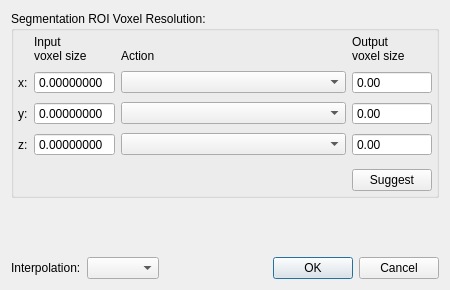
Above: GUI/Qt/Windows/ResampleDialog.ui from pyushkevich/itksnap before the change. Below: the same form after it.
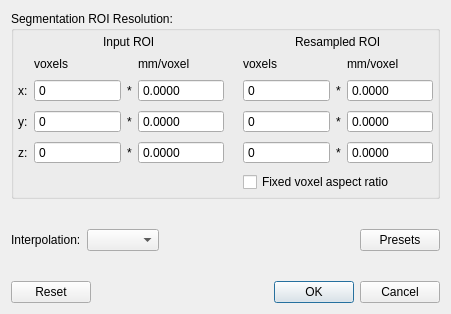
That is the form after the change. Icons and pictures are not drawn.

Commit message: Added a functional resample image dialog

```diff
--- a/GUI/Qt/Windows/ResampleDialog.ui
+++ b/GUI/Qt/Windows/ResampleDialog.ui
@@ -6,8 +6,8 @@
    <rect>
     <x>0</x>
     <y>0</y>
-    <width>450</width>
-    <height>290</height>
+    <width>451</width>
+    <height>314</height>
    </rect>
   </property>
   <property name="windowTitle">
@@ -17,7 +17,7 @@
    <item>
     <widget class="QGroupBox" name="groupBox">
      <property name="title">
-      <string>Segmentation ROI Voxel Resolution:</string>
+      <string>Segmentation ROI Resolution:</string>
      </property>
      <layout class="QVBoxLayout" name="verticalLayout_2">
       <property name="margin">
@@ -25,7 +25,7 @@
       </property>
       <item>
        <widget class="QWidget" name="widget" native="true">
-        <layout class="QGridLayout" name="gridLayout" columnstretch="0,0,1,0">
+        <layout class="QGridLayout" name="gridLayout" columnstretch="0,1,0,1,0,1,0,1">
          <property name="horizontalSpacing">
           <number>6</number>
          </property>
@@ -35,8 +35,8 @@
          <property name="margin">
           <number>4</number>
          </property>
-         <item row="2" column="1">
-          <widget class="QDoubleSpinBox" name="outInputY">
+         <item row="4" column="3">
+          <widget class="QDoubleSpinBox" name="outInputZvox">
            <property name="focusPolicy">
             <enum>Qt::NoFocus</enum>
            </property>
@@ -47,183 +47,292 @@
             <enum>QAbstractSpinBox::NoButtons</enum>
            </property>
            <property name="decimals">
-            <number>8</number>
+            <number>4</number>
+           </property>
+          </widget>
+         </item>
+         <item row="2" column="0">
+          <widget class="QLabel" name="label_4">
+           <property name="text">
+            <string>x:</string>
+           </property>
+          </widget>
+         </item>
+         <item row="3" column="0">
+          <widget class="QLabel" name="label_5">
+           <property name="text">
+            <string>y:</string>
+           </property>
+          </widget>
+         </item>
+         <item row="4" column="0">
+          <widget class="QLabel" name="label_6">
+           <property name="text">
+            <string>z:</string>
+           </property>
+          </widget>
+         </item>
+         <item row="3" column="7">
+          <widget class="QDoubleSpinBox" name="inOutVoxelYvox">
+           <property name="focusPolicy">
+            <enum>Qt::WheelFocus</enum>
+           </property>
+           <property name="buttonSymbols">
+            <enum>QAbstractSpinBox::NoButtons</enum>
+           </property>
+           <property name="keyboardTracking">
+            <bool>false</bool>
+           </property>
+           <property name="decimals">
+            <number>4</number>
+           </property>
+          </widget>
+         </item>
+         <item row="1" column="5">
+          <widget class="QLabel" name="label_10">
+           <property name="text">
+            <string>voxels</string>
+           </property>
+          </widget>
+         </item>
+         <item row="3" column="4" alignment="Qt::AlignHCenter">
+          <widget class="QLabel" name="label">
+           <property name="text">
+            <string/>
+           </property>
+           <property name="pixmap">
+            <pixmap resource="../Resources/SNAPResources.qrc">:/root/media-playback-start-4.png</pixmap>
+           </property>
+          </widget>
+         </item>
+         <item row="3" column="3">
+          <widget class="QDoubleSpinBox" name="outInputYvox">
+           <property name="focusPolicy">
+            <enum>Qt::NoFocus</enum>
+           </property>
+           <property name="readOnly">
+            <bool>true</bool>
+           </property>
+           <property name="buttonSymbols">
+            <enum>QAbstractSpinBox::NoButtons</enum>
+           </property>
+           <property name="decimals">
+            <number>4</number>
+           </property>
+          </widget>
+         </item>
+         <item row="0" column="1" colspan="3" alignment="Qt::AlignHCenter">
+          <widget class="QLabel" name="label_12">
+           <property name="text">
+            <string>Input ROI</string>
+           </property>
+          </widget>
+         </item>
+         <item row="2" column="7">
+          <widget class="QDoubleSpinBox" name="inOutVoxelXvox">
+           <property name="focusPolicy">
+            <enum>Qt::WheelFocus</enum>
+           </property>
+           <property name="buttonSymbols">
+            <enum>QAbstractSpinBox::NoButtons</enum>
+           </property>
+           <property name="keyboardTracking">
+            <bool>false</bool>
+           </property>
+           <property name="decimals">
+            <number>4</number>
+           </property>
+          </widget>
+         </item>
+         <item row="1" column="7">
+          <widget class="QLabel" name="label_11">
+           <property name="text">
+            <string>mm/voxel</string>
+           </property>
+          </widget>
+         </item>
+         <item row="4" column="7">
+          <widget class="QDoubleSpinBox" name="inOutVoxelZvox">
+           <property name="focusPolicy">
+            <enum>Qt::WheelFocus</enum>
+           </property>
+           <property name="buttonSymbols">
+            <enum>QAbstractSpinBox::NoButtons</enum>
+           </property>
+           <property name="keyboardTracking">
+            <bool>false</bool>
+           </property>
+           <property name="decimals">
+            <number>4</number>
            </property>
           </widget>
          </item>
          <item row="2" column="2">
-          <widget class="QComboBox" name="inActionY"/>
-         </item>
-         <item row="0" column="3">
           <widget class="QLabel" name="label_2">
-           <property name="minimumSize">
-            <size>
-             <width>80</width>
-             <height>0</height>
-            </size>
-           </property>
-           <property name="maximumSize">
-            <size>
-             <width>80</width>
-             <height>16777215</height>
-            </size>
-           </property>
            <property name="text">
-            <string>Output
-voxel size</string>
+            <string>*</string>
            </property>
-           <property name="alignment">
-            <set>Qt::AlignBottom|Qt::AlignLeading|Qt::AlignLeft</set>
-           </property>
-           <property name="wordWrap">
-            <bool>true</bool>
+          </widget>
+         </item>
+         <item row="1" column="3">
+          <widget class="QLabel" name="label_9">
+           <property name="text">
+            <string>mm/voxel</string>
            </property>
           </widget>
          </item>
          <item row="1" column="1">
-          <widget class="QDoubleSpinBox" name="outInputX">
-           <property name="focusPolicy">
-            <enum>Qt::NoFocus</enum>
+          <widget class="QLabel" name="label_8">
+           <property name="text">
+            <string>voxels</string>
            </property>
-           <property name="readOnly">
-            <bool>true</bool>
-           </property>
-           <property name="buttonSymbols">
-            <enum>QAbstractSpinBox::NoButtons</enum>
-           </property>
-           <property name="decimals">
-            <number>8</number>
-           </property>
           </widget>
          </item>
-         <item row="3" column="3">
-          <widget class="QDoubleSpinBox" name="inOutVoxelZ">
-           <property name="buttonSymbols">
-            <enum>QAbstractSpinBox::NoButtons</enum>
+         <item row="0" column="5" colspan="3" alignment="Qt::AlignHCenter">
+          <widget class="QLabel" name="label_13">
+           <property name="text">
+            <string>Resampled ROI</string>
            </property>
           </widget>
          </item>
-         <item row="2" column="3">
-          <widget class="QDoubleSpinBox" name="inOutVoxelY">
-           <property name="buttonSymbols">
-            <enum>QAbstractSpinBox::NoButtons</enum>
-           </property>
-          </widget>
-         </item>
-         <item row="3" column="1">
-          <widget class="QDoubleSpinBox" name="outInputZ">
-           <property name="focusPolicy">
-            <enum>Qt::NoFocus</enum>
-           </property>
-           <property name="readOnly">
-            <bool>true</bool>
-           </property>
-           <property name="buttonSymbols">
-            <enum>QAbstractSpinBox::NoButtons</enum>
-           </property>
-           <property name="decimals">
-            <number>8</number>
-           </property>
-          </widget>
-         </item>
-         <item row="3" column="2">
-          <widget class="QComboBox" name="inActionZ"/>
-         </item>
-         <item row="0" column="2">
+         <item row="2" column="6">
           <widget class="QLabel" name="label_3">
            <property name="text">
-            <string>Action</string>
+            <string>*</string>
            </property>
-           <property name="alignment">
-            <set>Qt::AlignBottom|Qt::AlignLeading|Qt::AlignLeft</set>
+          </widget>
+         </item>
+         <item row="3" column="2">
+          <widget class="QLabel" name="label_14">
+           <property name="text">
+            <string>*</string>
            </property>
-           <property name="wordWrap">
-            <bool>true</bool>
+          </widget>
+         </item>
+         <item row="4" column="2">
+          <widget class="QLabel" name="label_15">
+           <property name="text">
+            <string>*</string>
            </property>
           </widget>
          </item>
-         <item row="0" column="1">
-          <widget class="QLabel" name="label">
-           <property name="minimumSize">
-            <size>
-             <width>80</width>
-             <height>0</height>
-            </size>
+         <item row="3" column="6">
+          <widget class="QLabel" name="label_16">
+           <property name="text">
+            <string>*</string>
            </property>
-           <property name="maximumSize">
-            <size>
-             <width>80</width>
-             <height>16777215</height>
-            </size>
+          </widget>
+         </item>
+         <item row="4" column="6">
+          <widget class="QLabel" name="label_17">
+           <property name="text">
+            <string>*</string>
            </property>
+          </widget>
+         </item>
+         <item row="5" column="5" colspan="3">
+          <widget class="QCheckBox" name="chkAspect">
            <property name="text">
-            <string>Input 
-voxel size</string>
+            <string>Fixed voxel aspect ratio</string>
            </property>
-           <property name="alignment">
-            <set>Qt::AlignBottom|Qt::AlignLeading|Qt::AlignLeft</set>
+          </widget>
+         </item>
+         <item row="2" column="1">
+          <widget class="QSpinBox" name="outInputXsize">
+           <property name="focusPolicy">
+            <enum>Qt::NoFocus</enum>
            </property>
-           <property name="wordWrap">
+           <property name="readOnly">
             <bool>true</bool>
            </property>
+           <property name="buttonSymbols">
+            <enum>QAbstractSpinBox::NoButtons</enum>
+           </property>
+           <property name="maximum">
+            <number>99999</number>
+           </property>
           </widget>
          </item>
-         <item row="1" column="2">
-          <widget class="QComboBox" name="inActionX"/>
+         <item row="3" column="1">
+          <widget class="QSpinBox" name="outInputYsize">
+           <property name="focusPolicy">
+            <enum>Qt::NoFocus</enum>
+           </property>
+           <property name="readOnly">
+            <bool>true</bool>
+           </property>
+           <property name="buttonSymbols">
+            <enum>QAbstractSpinBox::NoButtons</enum>
+           </property>
+           <property name="maximum">
+            <number>99999</number>
+           </property>
+          </widget>
          </item>
-         <item row="1" column="3">
-          <widget class="QDoubleSpinBox" name="inOutVoxelX">
+         <item row="2" column="3">
+          <widget class="QDoubleSpinBox" name="outInputXvox">
+           <property name="focusPolicy">
+            <enum>Qt::NoFocus</enum>
+           </property>
+           <property name="readOnly">
+            <bool>true</bool>
+           </property>
+           <property name="buttonSymbols">
+            <enum>QAbstractSpinBox::NoButtons</enum>
+           </property>
+           <property name="decimals">
+            <number>4</number>
+           </property>
+          </widget>
+         </item>
+         <item row="4" column="5">
+          <widget class="QSpinBox" name="inOutVoxelZsize">
+           <property name="buttonSymbols">
+            <enum>QAbstractSpinBox::NoButtons</enum>
+           </property>
+           <property name="keyboardTracking">
+            <bool>false</bool>
+           </property>
+          </widget>
+         </item>
+         <item row="3" column="5">
+          <widget class="QSpinBox" name="inOutVoxelYsize">
+           <property name="buttonSymbols">
+            <enum>QAbstractSpinBox::NoButtons</enum>
+           </property>
+           <property name="keyboardTracking">
+            <bool>false</bool>
+           </property>
+          </widget>
+         </item>
+         <item row="2" column="5">
+          <widget class="QSpinBox" name="inOutVoxelXsize">
            <property name="focusPolicy">
             <enum>Qt::WheelFocus</enum>
            </property>
            <property name="buttonSymbols">
             <enum>QAbstractSpinBox::NoButtons</enum>
            </property>
-          </widget>
-         </item>
-         <item row="5" column="3">
-          <widget class="QPushButton" name="btnAuto">
-           <property name="text">
-            <string>Suggest</string>
+           <property name="keyboardTracking">
+            <bool>false</bool>
            </property>
           </widget>
          </item>
-         <item row="3" column="0">
-          <widget class="QLabel" name="label_6">
-           <property name="text">
-            <string>z:</string>
+         <item row="4" column="1">
+          <widget class="QSpinBox" name="outInputZsize">
+           <property name="focusPolicy">
+            <enum>Qt::NoFocus</enum>
            </property>
-          </widget>
-         </item>
-         <item row="2" column="0">
-          <widget class="QLabel" name="label_5">
-           <property name="text">
-            <string>y:</string>
+           <property name="readOnly">
+            <bool>true</bool>
            </property>
-          </widget>
-         </item>
-         <item row="1" column="0">
-          <widget class="QLabel" name="label_4">
-           <property name="text">
-            <string>x:</string>
+           <property name="buttonSymbols">
+            <enum>QAbstractSpinBox::NoButtons</enum>
            </property>
-          </widget>
-         </item>
-         <item row="4" column="3">
-          <spacer name="verticalSpacer">
-           <property name="orientation">
-            <enum>Qt::Vertical</enum>
+           <property name="maximum">
+            <number>99999</number>
            </property>
-           <property name="sizeType">
-            <enum>QSizePolicy::Fixed</enum>
-           </property>
-           <property name="sizeHint" stdset="0">
-            <size>
-             <width>20</width>
-             <height>5</height>
-            </size>
-           </property>
-          </spacer>
+          </widget>
          </item>
         </layout>
        </widget>
@@ -244,29 +353,71 @@
      </property>
     </spacer>
    </item>
+   <item>
+    <widget class="QWidget" name="widget_3" native="true">
+     <layout class="QHBoxLayout" name="horizontalLayout_2">
+      <property name="margin">
+       <number>0</number>
+      </property>
+      <item>
+       <widget class="QLabel" name="label_18">
+        <property name="text">
+         <string>Interpolation:</string>
+        </property>
+       </widget>
+      </item>
+      <item>
+       <widget class="QComboBox" name="inInterpolationMode"/>
+      </item>
+      <item>
+       <spacer name="horizontalSpacer">
+        <property name="orientation">
+         <enum>Qt::Horizontal</enum>
+        </property>
+        <property name="sizeHint" stdset="0">
+         <size>
+          <width>40</width>
+          <height>20</height>
+         </size>
+        </property>
+       </spacer>
+      </item>
+      <item>
+       <widget class="QPushButton" name="btnPreset">
+        <property name="text">
+         <string>Presets</string>
+        </property>
+       </widget>
+      </item>
+     </layout>
+    </widget>
+   </item>
+   <item>
+    <spacer name="verticalSpacer_3">
+     <property name="orientation">
+      <enum>Qt::Vertical</enum>
+     </property>
+     <property name="sizeHint" stdset="0">
+      <size>
+       <width>20</width>
+       <height>40</height>
+      </size>
+     </property>
+    </spacer>
+   </item>
    <item>
     <widget class="QWidget" name="widget_2" native="true">
      <layout class="QHBoxLayout" name="horizontalLayout">
       <property name="margin">
        <number>0</number>
       </property>
-      <item>
-       <widget class="QLabel" name="label_7">
-        <property name="text">
-         <string>Interpolation:</string>
-        </property>
-       </widget>
-      </item>
-      <item>
-       <widget class="QComboBox" name="inInterpolation"/>
-      </item>
       <item>
        <widget class="QDialogButtonBox" name="buttonBox">
         <property name="orientation">
          <enum>Qt::Horizontal</enum>
         </property>
         <property name="standardButtons">
-         <set>QDialogButtonBox::Cancel|QDialogButtonBox::Ok</set>
+         <set>QDialogButtonBox::Cancel|QDialogButtonBox::Ok|QDialogButtonBox::Reset</set>
         </property>
        </widget>
       </item>
```
Left out of the diff: 74 changed lines with no effect on the pictures. The commit also changes 14 other files.
